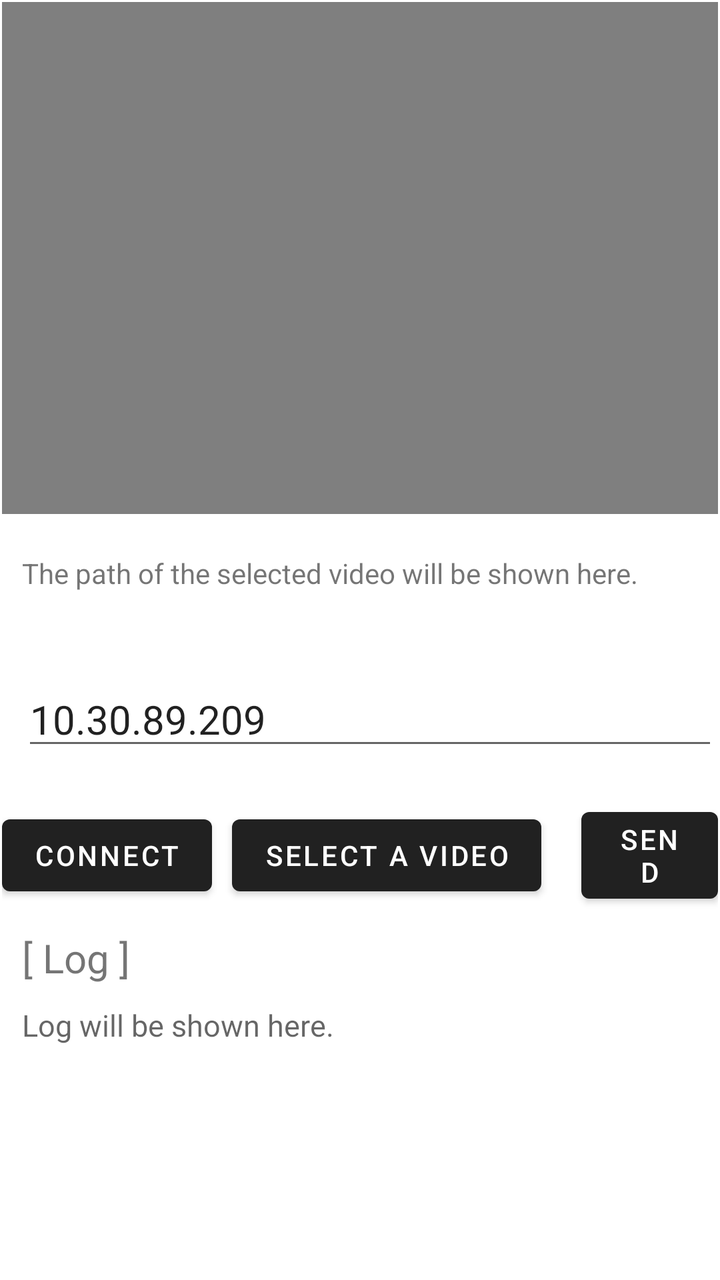
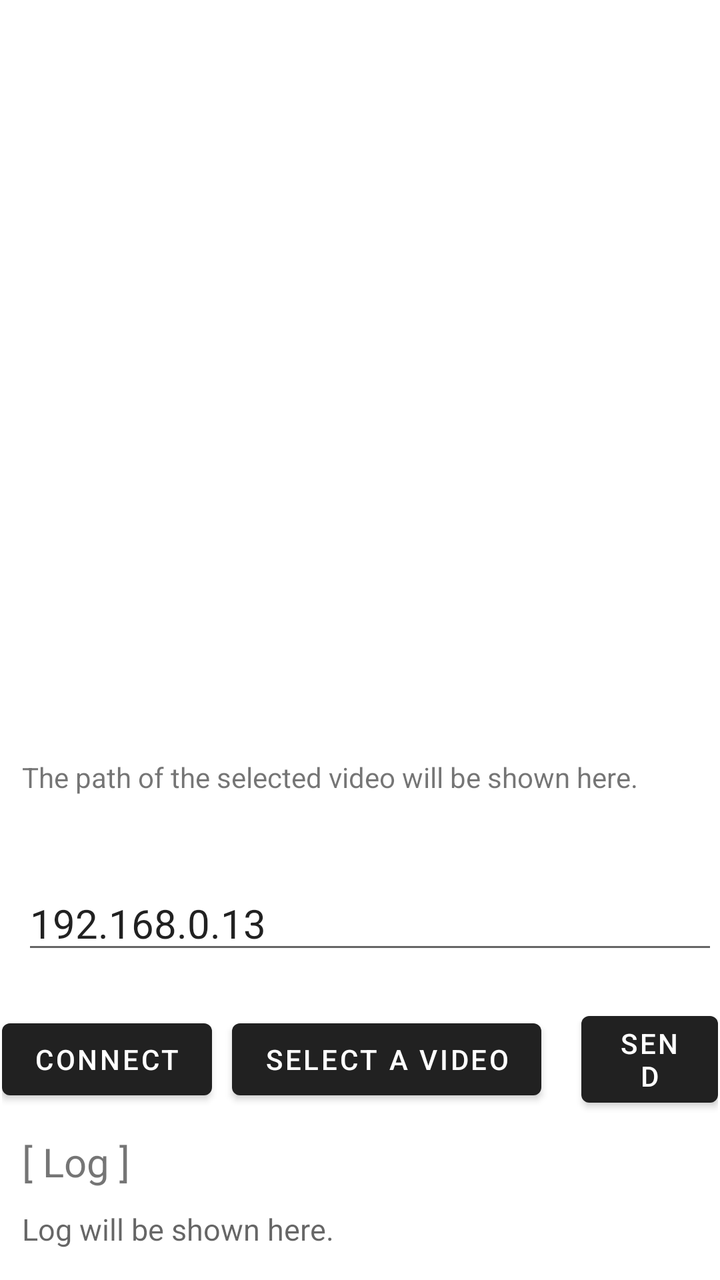

Before-and-after screenshots of an Android layout around one commit, followed by the original layout XML and the change that was made.
<!-- AndroidManifest.xml: application theme Theme.VideoCrypto -->
<!-- res/layout/activity_videocrypto.xml -->
<?xml version="1.0" encoding="utf-8"?>
<androidx.constraintlayout.widget.ConstraintLayout xmlns:android="http://schemas.android.com/apk/res/android"
    xmlns:app="http://schemas.android.com/apk/res-auto"
    xmlns:tools="http://schemas.android.com/tools"
    android:layout_width="match_parent"
    android:layout_height="match_parent">

    <LinearLayout
        android:id="@+id/linearLayout4"
        android:layout_width="0dp"
        android:layout_height="match_parent"
        android:layout_marginStart="1dp"
        android:layout_marginTop="1dp"
        android:layout_marginEnd="1dp"
        android:layout_marginBottom="1dp"
        android:orientation="vertical"
        app:layout_constraintBottom_toBottomOf="parent"
        app:layout_constraintEnd_toEndOf="parent"
        app:layout_constraintStart_toStartOf="parent"
        app:layout_constraintTop_toTopOf="parent">

        <VideoView
            android:id="@+id/videoView"
            android:layout_width="match_parent"
            android:layout_height="256dp"></VideoView>

        <TextView
            android:id="@+id/fileDirectoryText"
            android:layout_width="match_parent"
            android:layout_height="wrap_content"
            android:layout_marginVertical="20dp"
            android:layout_marginLeft="10dp"
            android:text="The path of the selected video will be shown here." />

        <EditText
            android:id="@+id/ipText"
            android:layout_width="match_parent"
            android:layout_height="wrap_content"
            android:layout_marginVertical="20dp"
            android:layout_marginLeft="10dp"
            android:textSize="20dp"
            android:text="10.30.89.209"
            android:hint="Insert the IP address of the server." />

        <LinearLayout
            android:layout_width="match_parent"
            android:layout_height="wrap_content"
            android:gravity="center"
            android:orientation="horizontal">

            <Button
                android:id="@+id/connectBtn"
                android:layout_width="wrap_content"
                android:layout_height="wrap_content"
                android:layout_marginRight="10dp"
                android:text="Connect" />

            <Button
                android:id="@+id/selectFileBtn"
                android:layout_width="wrap_content"
                android:layout_height="wrap_content"
                android:layout_marginRight="10dp"
                android:text="Select a video" />

            <Button
                android:id="@+id/sendBtn"
                android:layout_width="wrap_content"
                android:layout_height="wrap_content"
                android:layout_marginLeft="10dp"
                android:text="Send" />

        </LinearLayout>

        <TextView
            android:layout_width="match_parent"
            android:layout_height="wrap_content"
            android:layout_marginLeft="10dp"
            android:layout_marginTop="10dp"
            android:text="[ Log ]"
            android:textSize="20dp" />

        <ScrollView
            android:id="@+id/logScrollView"
            android:layout_width="match_parent"
            android:layout_height="match_parent"
            android:scrollbars="vertical"
            android:scrollbarAlwaysDrawVerticalTrack="true">

            <TextView
                android:id="@+id/logText"
                android:layout_width="match_parent"
                android:layout_height="wrap_content"
                android:layout_marginLeft="10dp"
                android:layout_marginTop="10dp"
                android:hint="Log will be shown here."
                android:text=""
                android:textSize="15dp" />
        </ScrollView>
    </LinearLayout>
</androidx.constraintlayout.widget.ConstraintLayout>
<!-- resources referenced by this layout -->
<resources>
  <style name="Theme.VideoCrypto" parent="Theme.MaterialComponents.DayNight.DarkActionBar">
      <item name="colorOnSecondary">@color/black</item>
      
      <item name="android:statusBarColor">?attr/colorPrimaryVariant</item>
      
  </style>
  <color name="black">#FF000000</color>
</resources>

<!-- the commit's change to res/layout/activity_videocrypto.xml (unified diff, before → after) -->
@@ -19,10 +19,10 @@
         app:layout_constraintStart_toStartOf="parent"
         app:layout_constraintTop_toTopOf="parent">
 
-        <VideoView
+        <TextureView
             android:id="@+id/videoView"
-            android:layout_width="match_parent"
-            android:layout_height="256dp"></VideoView>
+            android:layout_width="672px"
+            android:layout_height="1074px"></TextureView>
 
         <TextView
             android:id="@+id/fileDirectoryText"
@@ -39,7 +39,7 @@
             android:layout_marginVertical="20dp"
             android:layout_marginLeft="10dp"
             android:textSize="20dp"
-            android:text="10.30.89.209"
+            android:text="192.168.0.13"
             android:hint="Insert the IP address of the server." />
 
         <LinearLayout
